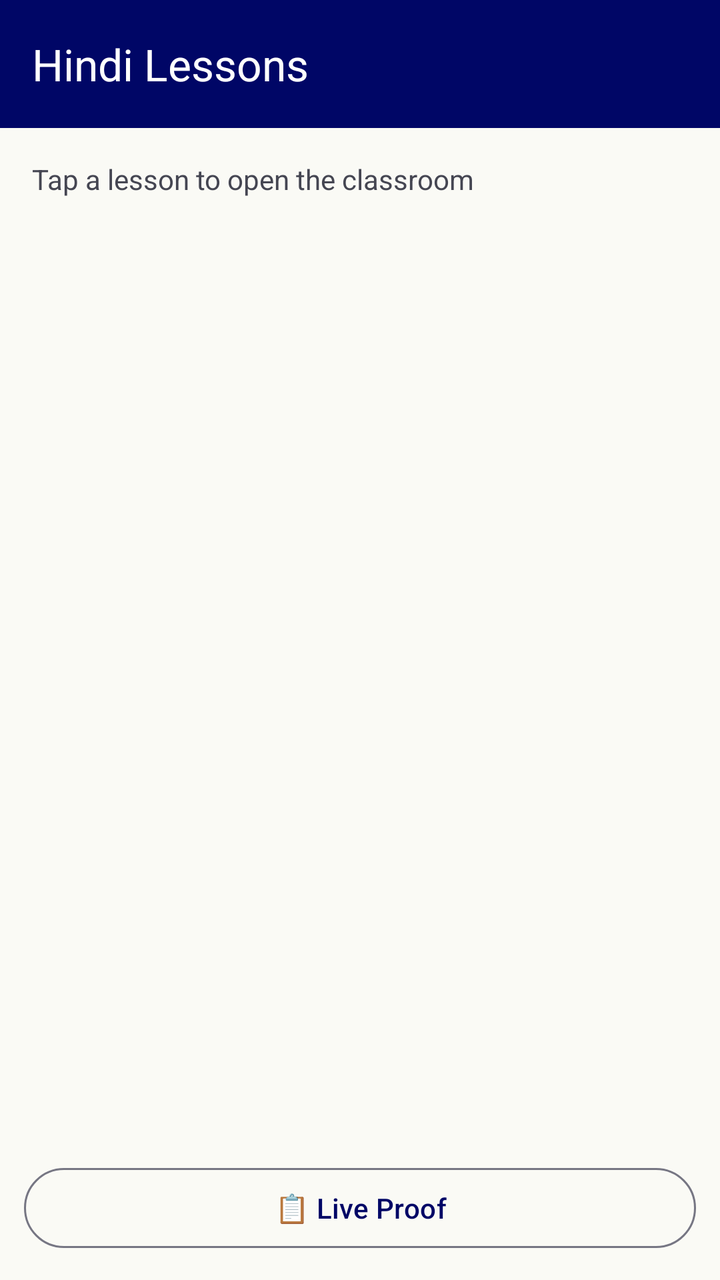
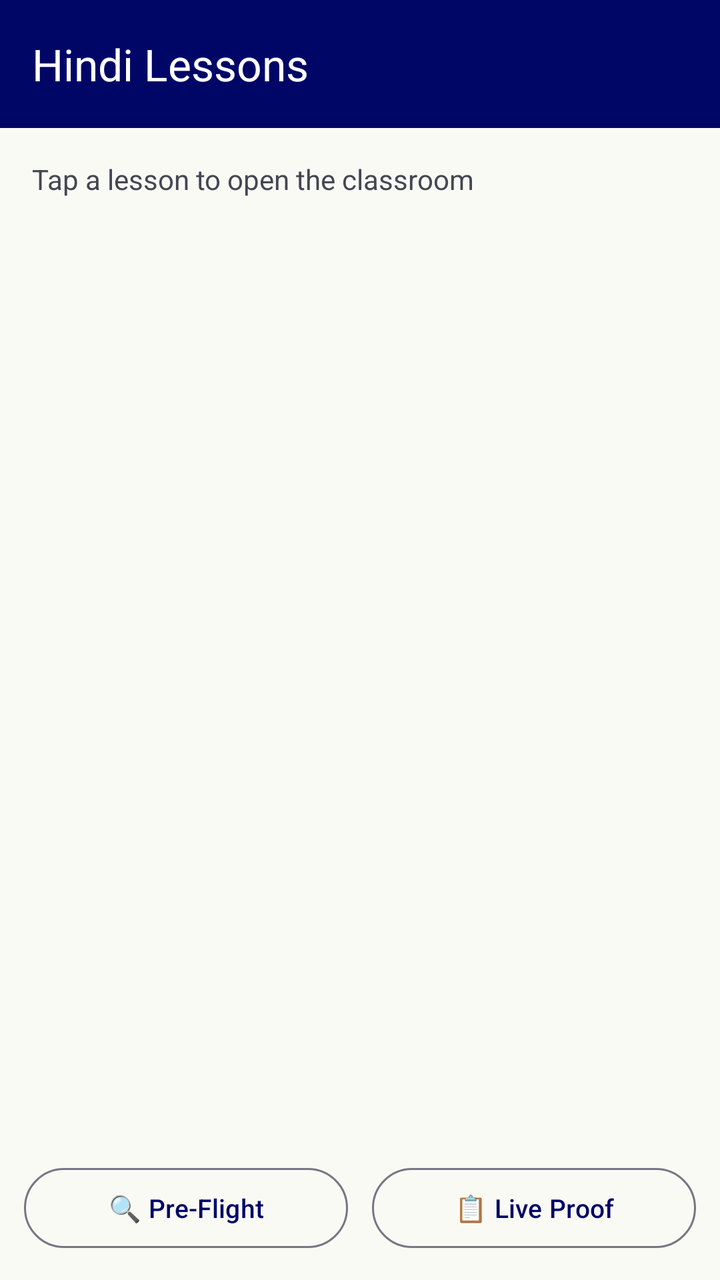

Before-and-after screenshots of an Android layout around one commit, followed by the original layout XML and the change that was made.
<!-- AndroidManifest.xml: application theme Theme.OlSaathi -->
<!-- res/layout/activity_lesson_list.xml -->
<?xml version="1.0" encoding="utf-8"?>
<LinearLayout xmlns:android="http://schemas.android.com/apk/res/android"
    xmlns:app="http://schemas.android.com/apk/res-auto"
    android:layout_width="match_parent"
    android:layout_height="match_parent"
    android:orientation="vertical"
    android:background="@color/md_theme_background">

    <com.google.android.material.appbar.MaterialToolbar
        android:id="@+id/toolbar"
        android:layout_width="match_parent"
        android:layout_height="?attr/actionBarSize"
        android:background="@color/md_theme_primary"
        app:title="@string/lessons_title"
        app:titleTextColor="@color/md_theme_onPrimary" />

    <TextView
        android:layout_width="match_parent"
        android:layout_height="wrap_content"
        android:text="@string/tap_lesson"
        android:textColor="@color/md_theme_onSurfaceVariant"
        android:padding="16dp"
        android:textSize="14sp" />

    <androidx.recyclerview.widget.RecyclerView
        android:id="@+id/recyclerLessons"
        android:layout_width="match_parent"
        android:layout_height="0dp"
        android:layout_weight="1"
        android:padding="8dp"
        android:clipToPadding="false" />

    
    <com.google.android.material.button.MaterialButton
        android:id="@+id/btnProof"
        android:layout_width="match_parent"
        android:layout_height="48dp"
        android:layout_marginHorizontal="12dp"
        android:layout_marginBottom="12dp"
        android:text="📋 Live Proof"
        android:textSize="14sp"
        style="@style/Widget.Material3.Button.OutlinedButton" />

</LinearLayout>
<!-- resources referenced by this layout -->
<resources>
  <color name="md_theme_background">#FAFAF5</color>
  <color name="md_theme_onPrimary">#FFFFFF</color>
  <color name="md_theme_onSurfaceVariant">#454652</color>
  <color name="md_theme_primary">#000666</color>
  <string name="lessons_title">Hindi Lessons</string>
  <string name="tap_lesson">Tap a lesson to open the classroom</string>
  <color name="md_theme_primaryContainer">#1A237E</color>
  <color name="md_theme_onPrimaryContainer">#8690EE</color>
  <color name="md_theme_inversePrimary">#BDC2FF</color>
  <color name="md_theme_secondary">#1B6D24</color>
  <color name="md_theme_onSecondary">#FFFFFF</color>
  <color name="md_theme_secondaryContainer">#A0F399</color>
  <color name="md_theme_onSecondaryContainer">#217128</color>
  <color name="md_theme_tertiary">#3A0800</color>
  <color name="md_theme_onTertiary">#FFFFFF</color>
  <color name="md_theme_tertiaryContainer">#5F1300</color>
  <color name="md_theme_onTertiaryContainer">#FF663C</color>
  <color name="md_theme_error">#BA1A1A</color>
  <color name="md_theme_onError">#FFFFFF</color>
  <color name="md_theme_errorContainer">#FFDAD6</color>
  <color name="md_theme_onErrorContainer">#93000A</color>
  <color name="md_theme_onBackground">#1A1C19</color>
  <color name="md_theme_surface">#FAFAF5</color>
  <color name="md_theme_onSurface">#1A1C19</color>
  <color name="md_theme_surfaceVariant">#E3E3DE</color>
  <color name="md_theme_surfaceDim">#DADAD5</color>
  <color name="md_theme_surfaceBright">#FAFAF5</color>
  <color name="md_theme_surfaceContainerLowest">#FFFFFF</color>
  <color name="md_theme_surfaceContainerLow">#F4F4EF</color>
  <color name="md_theme_surfaceContainer">#EEEEE9</color>
  <color name="md_theme_surfaceContainerHigh">#E8E8E3</color>
  <color name="md_theme_surfaceContainerHighest">#E3E3DE</color>
  <color name="md_theme_inverseSurface">#2F312E</color>
  <color name="md_theme_inverseOnSurface">#F1F1EC</color>
  <color name="md_theme_outline">#767683</color>
  <color name="md_theme_outlineVariant">#C6C5D4</color>
</resources>

<!-- the commit's change to res/layout/activity_lesson_list.xml (unified diff, before → after) -->
@@ -31,14 +31,33 @@
         android:clipToPadding="false" />
 
     
-    <com.google.android.material.button.MaterialButton
-        android:id="@+id/btnProof"
+    <LinearLayout
         android:layout_width="match_parent"
-        android:layout_height="48dp"
-        android:layout_marginHorizontal="12dp"
-        android:layout_marginBottom="12dp"
-        android:text="📋 Live Proof"
-        android:textSize="14sp"
-        style="@style/Widget.Material3.Button.OutlinedButton" />
+        android:layout_height="wrap_content"
+        android:orientation="horizontal"
+        android:paddingHorizontal="12dp"
+        android:paddingBottom="12dp">
+
+        <com.google.android.material.button.MaterialButton
+            android:id="@+id/btnPreflight"
+            android:layout_width="0dp"
+            android:layout_height="48dp"
+            android:layout_weight="1"
+            android:layout_marginEnd="6dp"
+            android:text="🔍 Pre-Flight"
+            android:textSize="13sp"
+            style="@style/Widget.Material3.Button.OutlinedButton" />
+
+        <com.google.android.material.button.MaterialButton
+            android:id="@+id/btnProof"
+            android:layout_width="0dp"
+            android:layout_height="48dp"
+            android:layout_weight="1"
+            android:layout_marginStart="6dp"
+            android:text="📋 Live Proof"
+            android:textSize="13sp"
+            style="@style/Widget.Material3.Button.OutlinedButton" />
+
+    </LinearLayout>
 
 </LinearLayout>
